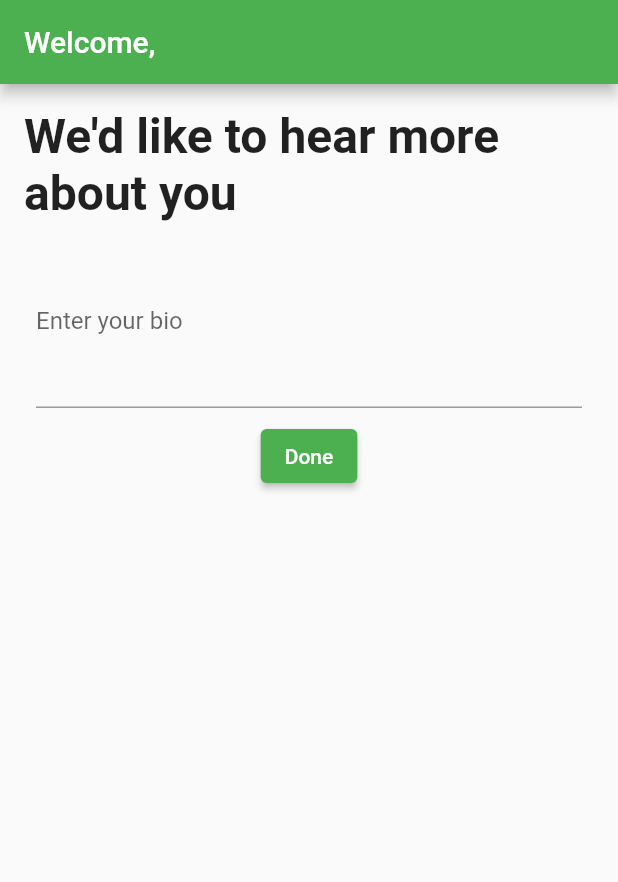
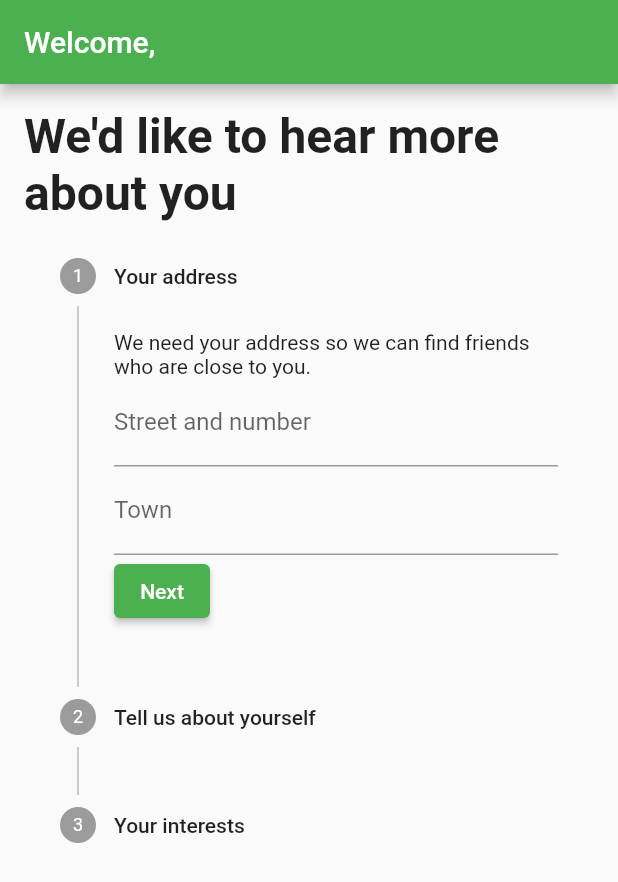
Before and after one commit to rootatkali/hey-client, a Flutter app: the DetailsPage screen opened directly with empty values, on a phone screen of 412 x 824 dp. Shown: the top 882 px of the screen. Run offline on Flutter 3.47's test engine with Material 2 defaults, Android fonts, the light colour scheme and no system bars; our stand-ins replace cookie_jar, dio, logger, retrofit, shared_preferences; missing offline and left inert: google_geocoding, google_place; accounts and stored records are empty; generated files the repository leaves out were written again; network calls fail.

Commit message:
Add location and more friends

```diff
--- a/lib/api/api_client.dart
+++ b/lib/api/api_client.dart
@@ -1,5 +1,6 @@
 import 'package:dio/dio.dart' hide Headers;
 import 'package:hey/api/endpoints.dart';
+import 'package:hey/model/latlon.dart';
 import 'package:hey/model/login.dart';
 import 'package:hey/model/mashov_login.dart';
 import 'package:hey/model/school.dart';
@@ -42,7 +43,16 @@ abstract class ApiClient {
   @Headers(<String, dynamic>{
     "Content-Type": "application/json"
   })
-  Future<User> editMe(@Body() User edit);
+  Future<User> editMe(@Body(nullToAbsent: true) User edit);
+
+  @GET(Endpoints.getLocation)
+  Future<LatLon> getMyLocation();
+
+  @POST(Endpoints.setLocation)
+  @Headers(<String, dynamic>{
+    "Content-Type": "application/json"
+  })
+  Future<LatLon> postLocation(@Body() LatLon location);
 
   @GET(Endpoints.getUsers)
   Future<List<User>> getUsers();
--- a/lib/api/endpoints.dart
+++ b/lib/api/endpoints.dart
@@ -1,6 +1,6 @@
 class Endpoints {
   /// The base URL of the API
-  static const baseUrl = "http://192.168.0.42:8080/api";
+  static const baseUrl = "http://127.0.0.1:8080/api";
 
   // Users
   static const getUsers = "/users";
@@ -9,10 +9,16 @@ class Endpoints {
   static const login = "/login";
   static const getMe = "/me";
   static const editMe = "/me";
+  static const getLocation = "/me/location";
+  static const setLocation = "/me/location";
   static const logout = "/logout";
 
   // Verify
   static const getSchools = "/schools";
   static const isVerified = "/verify";
   static const verifyMashov = "/verify/mashov";
+
+  // Interests
+  static const getInterests = "/interests";
+
 }
--- a/lib/ui/details_page.dart
+++ b/lib/ui/details_page.dart
@@ -1,8 +1,10 @@
 import 'package:flutter/material.dart';
 import 'package:hey/model/user.dart';
 import 'package:hey/util/constants.dart';
+import 'package:hey/util/log.dart';
+import 'package:hey/util/step_advancer.dart';
 
-class DetailsPage extends StatefulWidget {
+class DetailsPage extends StatefulWidget with Log {
   static const path = "/details";
   const DetailsPage({Key? key}) : super(key: key);
 
@@ -11,8 +13,13 @@ class DetailsPage extends StatefulWidget {
 }
 
 class _DetailsPageState extends State<DetailsPage> {
+  int _step = 0;
   late User _user;
   final _bio = TextEditingController();
+  final _address = <String, TextEditingController>{
+    'street': TextEditingController(),
+    'town': TextEditingController(),
+  };
 
   @override
   Widget build(BuildContext context) {
@@ -27,25 +34,55 @@ class _DetailsPageState extends State<DetailsPage> {
         body: Container(
           padding: const EdgeInsets.all(16),
           child: Column(
-            children: [
+            children: <Widget>[
               const Text(
                 "We'd like to hear more about you",
                 style: TextStyle(fontWeight: FontWeight.bold, fontSize: 32),
               ),
-              Padding(
-                padding: const EdgeInsets.all(8.0),
-                child: TextField(
+              Stepper(
+                currentStep: _step,
+                controlsBuilder: _controls,
+                steps: <Step>[
+                  Step(
+                    title: const Text('Your address'),
+                    content: Container(
+                      alignment: AlignmentDirectional.centerStart,
+                      child: Column(
+                        children: <Widget>[
+                          const Text('We need your address so we can find '
+                              'friends who are close to you.'),
+                          TextField(
+                            controller: _address['street'],
+                            decoration: const InputDecoration(
+                                labelText: 'Street and number'),
+                          ),
+                          TextField(
+                            controller: _address['town'],
+                            decoration:
+                                const InputDecoration(labelText: 'Town'),
+                          ),
+                        ],
+                      ),
+                    ),
+                  ),
+                  Step(
+                    title: const Text('Tell us about yourself'),
+                    content: TextField(
                       keyboardType: TextInputType.multiline,
                       maxLines: 8,
                       minLines: 4,
-                  decoration: const InputDecoration(labelText: 'Enter your bio'),
+                      decoration:
+                          const InputDecoration(labelText: 'Enter your bio'),
                       controller: _bio,
                     ),
                   ),
-              // TODO Insert interests picker
-              ElevatedButton(
-                child: const Text('Done'),
-                onPressed: _finish,
+                  Step(
+                    title: const Text('Your interests'),
+                    content: Container(
+                      // TODO Insert interests picker (autocomplete?)
+                    ),
+                  ),
+                ],
               ),
             ],
           ),
@@ -55,9 +92,42 @@ class _DetailsPageState extends State<DetailsPage> {
     );
   }
 
+  Widget _controls(BuildContext context, ControlsDetails details) {
+    final step = details.stepIndex;
+
+    final advance = <int, StepAdvancer>{
+      0: StepAdvancer('Next', _submitAddress), // address select
+      1: StepAdvancer('Next', () => setState(() => _step++)), // bio
+      2: StepAdvancer('Done', _finish), // interests
+    };
+
+    final sa = advance[step]!;
+
+    return Row(
+      children: <Widget>[
+        sa.asButton(),
+        // todo cancel button?
+      ],
+    );
+  }
+
   void _finish() async {
     final body = User(bio: _bio.text);
     final callback = await Constants.api.editMe(body);
+
+    // TODO Submit interests
+
     Navigator.pop(context, callback);
   }
+
+  void _submitAddress() async {
+    final address = '${_address['street']!.text} ${_address['town']!.text}';
+    final location = await Constants.locationService.fetchLocation(address);
+    final locationCallback = await Constants.api.postLocation(location);
+    widget.log.i(locationCallback);
+
+    setState(() {
+      _step++;
+    });
   }
+}
--- a/lib/util/constants.dart
+++ b/lib/util/constants.dart
@@ -1,14 +1,25 @@
 import 'package:dio/dio.dart';
 import 'package:hey/api/api_client.dart';
 import 'package:hey/api/cookie_interceptor.dart';
+import 'package:hey/api/endpoints.dart';
+import 'package:hey/api/location_service.dart';
 import 'package:hey/util/log.dart';
 import 'package:logger/logger.dart';
+import 'package:hey/secret_consts.dart' as secret;
 
 class Constants {
-  static final api = ApiClient(Dio()..interceptors.addAll([
-    CookieInterceptor(),
-    LogInterceptor(logPrint: (msg) {
-      Logger(printer: PlainPrinter()).d(msg);
-    })
-  ]));
+  Constants._();
+
+  static final api = ApiClient(
+    Dio()
+      ..interceptors.addAll([
+        CookieInterceptor(),
+        LogInterceptor(logPrint: (msg) {
+          Logger(printer: PlainPrinter()).d(msg);
+        })
+      ]),
+    baseUrl: Endpoints.baseUrl,
+  );
+
+  static final locationService = LocationService(secret.mapsApiKey);
 }
--- /dev/null
+++ b/lib/util/step_advancer.dart
@@ -0,0 +1,11 @@
+import 'package:flutter/material.dart';
+
+class StepAdvancer {
+  final String text;
+  final void Function() onClick;
+
+  const StepAdvancer(this.text, this.onClick);
+
+  /// Returns a button representation of the step advancer.
+  Widget asButton() => ElevatedButton(onPressed: onClick, child: Text(text));
+}
--- a/pubspec.yaml
+++ b/pubspec.yaml
@@ -20,6 +20,8 @@ dependencies:
   path_provider: ^2.0.0
   cookie_jar: ^3.0.0
   shared_preferences: ^2.0.0
+  google_place: ^0.4.0
+  google_geocoding: ^0.2.0
 
 dev_dependencies:
   flutter_test:
```
Also changed, not shown: lib/api/location_service.dart (added, +46 -0 lines), lib/model/latlon.dart (added, +18 -0 lines), lib/ui/friend.dart (+28 -10 lines), lib/ui/home_page.dart (+29 -5 lines), lib/ui/verify_page.dart (+5 -11 lines), lib/api/api_client.g.dart, lib/model/latlon.g.dart (added), pubspec.lock, 1 other file. Lines whose indentation alone changed are shown as unchanged.
